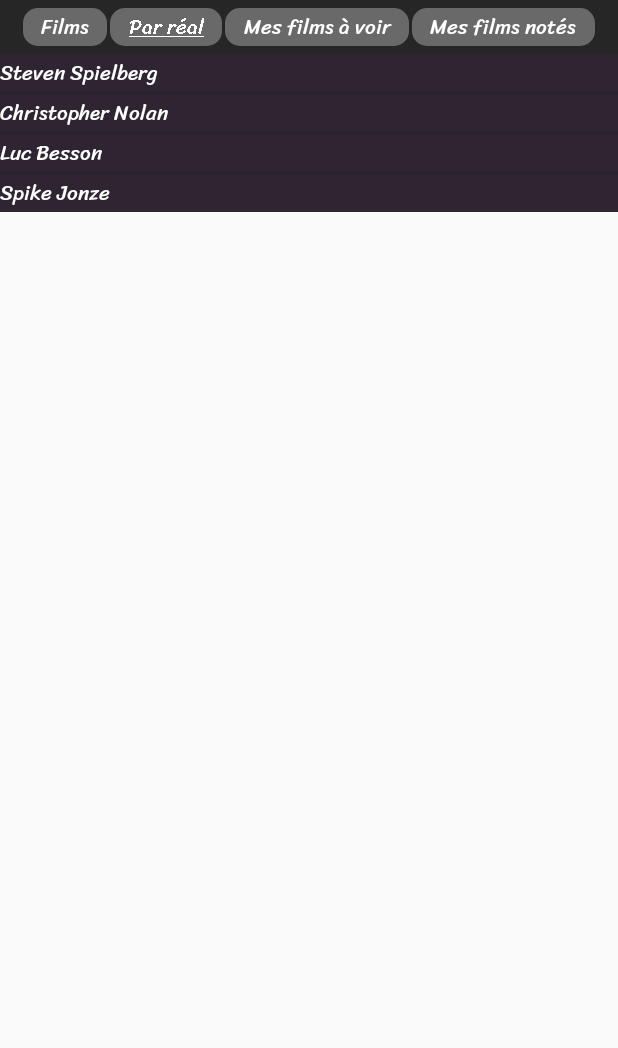
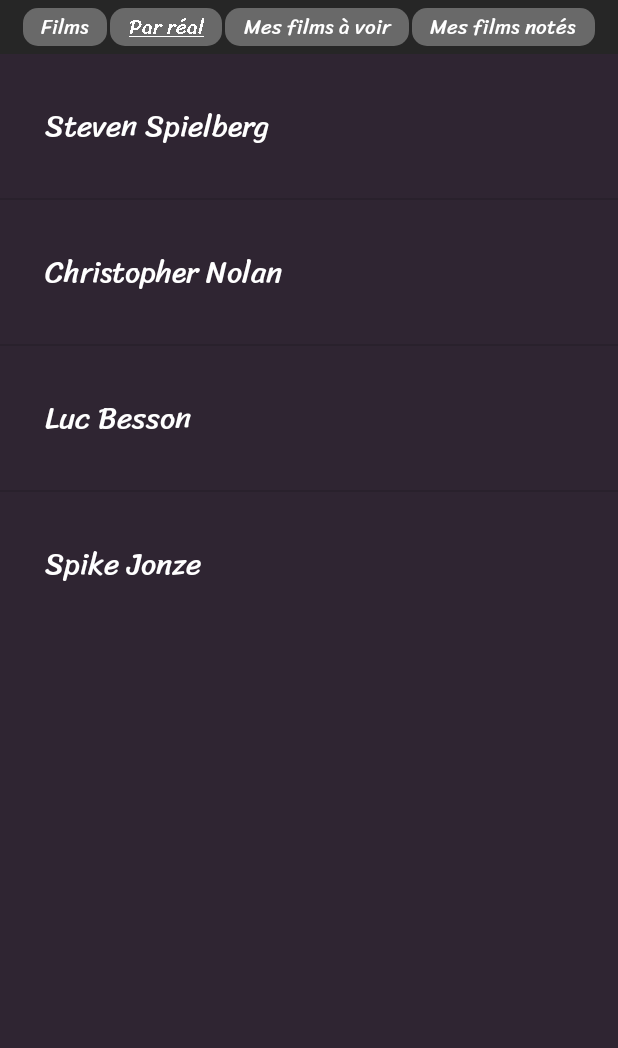
Before and after one commit to Adrien-hue/WorkShopApp, an Android app: the ListRealisateur screen opened directly, with no data from a screen before it, on a phone screen of 412 x 824 dp, the part 188-1236 px from its top. Run offline under Robolectric (Android 15) with nearby library versions, the phone set to English and light mode, and no system bars.

Commit message:
#2
Ajout liste Realisateur + detail

```diff
--- a/FilmAmora/app/src/main/java/com/example/filmamora/Adapter/RealAdapter.java
+++ b/FilmAmora/app/src/main/java/com/example/filmamora/Adapter/RealAdapter.java
@@ -8,7 +8,6 @@ import android.widget.BaseAdapter;
 import android.widget.ImageView;
 import android.widget.TextView;
 
-import com.example.filmamora.Objet.Film;
 import com.example.filmamora.Objet.Realisateur;
 import com.example.filmamora.R;
 
@@ -52,16 +51,8 @@ public class RealAdapter extends BaseAdapter {
         Realisateur currentItem = (Realisateur) getItem(i);
         String itemName = currentItem.getName();
 
-        int id = currentItem.getId();
-
         TextView itemNameView = view.findViewById(R.id.item_name);
         itemNameView.setText(itemName);
-
-        ImageView itemImageView = view.findViewById(R.id.item_icon);
-        String ressourceName = "item_" + id;
-
-        int resId = context.getResources().getIdentifier(ressourceName, "drawable", context.getPackageName());
-        itemImageView.setImageResource(resId);
 
 
         return view;
--- a/FilmAmora/app/src/main/res/layout/activity_list_realisateur.xml
+++ b/FilmAmora/app/src/main/res/layout/activity_list_realisateur.xml
@@ -4,7 +4,8 @@
     xmlns:tools="http://schemas.android.com/tools"
     android:layout_width="match_parent"
     android:layout_height="match_parent"
-    tools:context=".ListRealisateur">
+    tools:context=".ListRealisateur"
+    android:background="@color/colorPurple">
 
     <RelativeLayout
         android:id="@+id/layout"
@@ -53,12 +54,12 @@
             android:layout_width="match_parent"
             android:layout_height="wrap_content"
             android:layout_below="@id/top">
+
             <ListView
                 android:id="@+id/ListRealisateur"
                 android:layout_width="wrap_content"
                 android:layout_height="wrap_content"
                 android:background="@color/colorPurple"
-                app:fontFamily="sans-serif-black"
                 />
         </LinearLayout>
     </RelativeLayout>
--- a/FilmAmora/app/src/main/res/layout/adapter_listrealisateur.xml
+++ b/FilmAmora/app/src/main/res/layout/adapter_listrealisateur.xml
@@ -3,12 +3,21 @@
     xmlns:android="http://schemas.android.com/apk/res/android" android:layout_width="match_parent"
     android:layout_height="match_parent">
 
+    <LinearLayout
+        android:layout_width="match_parent"
+        android:layout_height="match_parent"
+        android:textAlignment="center"
+        android:layout_gravity="center"
+        android:gravity="center">
     <TextView
+        android:textSize="20dp"
+        android:layout_margin="30dp"
         android:id="@+id/item_name"
         android:layout_width="wrap_content"
         android:layout_height="wrap_content"
         android:fontFamily="@font/sriracha"
         android:text="item_name"
         android:textColor="@color/colorWhite" />
+    </LinearLayout>
 
 </androidx.constraintlayout.widget.ConstraintLayout>
```
Also changed, not shown: FilmAmora/app/src/main/java/com/example/filmamora/DetailsFilm/ReadyPlayerOne.java (+11 -0 lines), FilmAmora/app/src/main/java/com/example/filmamora/ListRealisateur.java (+43 -1 lines), FilmAmora/app/src/main/java/com/example/filmamora/MainActivity.java (+9 -17 lines).
